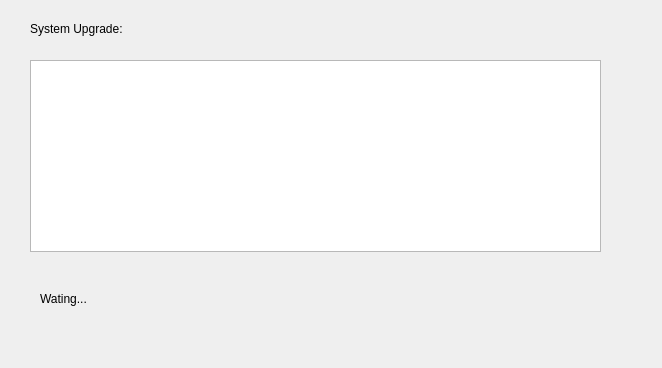
The window that tank/hnupgradewidget.ui (photonlili/Tank) describes before a commit, drawn with Qt 5.
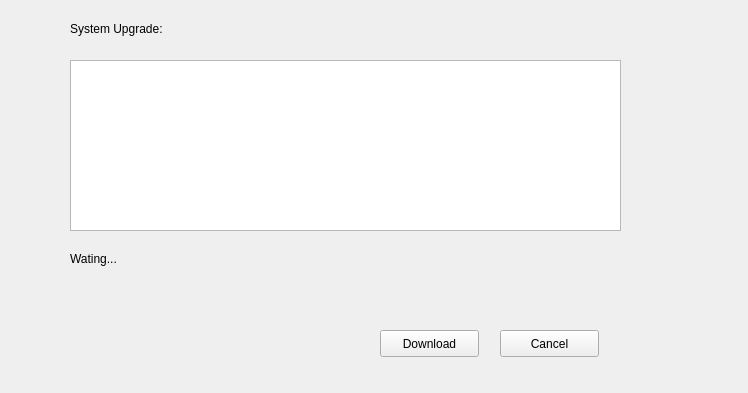
The same window after the commit. Custom widgets are drawn as their Qt base class.

What changed in the file:
```diff
--- a/tank/hnupgradewidget.ui
+++ b/tank/hnupgradewidget.ui
@@ -6,8 +6,8 @@
    <rect>
     <x>0</x>
     <y>0</y>
-    <width>662</width>
-    <height>368</height>
+    <width>748</width>
+    <height>393</height>
    </rect>
   </property>
   <property name="windowTitle">
@@ -34,7 +34,7 @@
      <widget class="QLabel" name="lbTip">
       <property name="geometry">
        <rect>
-        <x>30</x>
+        <x>70</x>
         <y>20</y>
         <width>231</width>
         <height>17</height>
@@ -50,8 +50,8 @@
      <widget class="HNProgressBar" name="widgetUpgrade" native="true">
       <property name="geometry">
        <rect>
-        <x>30</x>
-        <y>330</y>
+        <x>70</x>
+        <y>290</y>
         <width>561</width>
         <height>17</height>
        </rect>
@@ -60,8 +60,8 @@
      <widget class="QLabel" name="lbUpgrade">
       <property name="geometry">
        <rect>
-        <x>40</x>
-        <y>290</y>
+        <x>70</x>
+        <y>250</y>
         <width>103</width>
         <height>17</height>
        </rect>
@@ -73,13 +73,39 @@
      <widget class="QTextBrowser" name="tbVersion">
       <property name="geometry">
        <rect>
-        <x>30</x>
+        <x>70</x>
         <y>60</y>
-        <width>571</width>
-        <height>192</height>
+        <width>551</width>
+        <height>171</height>
        </rect>
       </property>
      </widget>
+     <widget class="QPushButton" name="btnDown">
+      <property name="geometry">
+       <rect>
+        <x>380</x>
+        <y>330</y>
+        <width>99</width>
+        <height>27</height>
+       </rect>
+      </property>
+      <property name="text">
+       <string>Download</string>
+      </property>
+     </widget>
+     <widget class="QPushButton" name="btnCancel">
+      <property name="geometry">
+       <rect>
+        <x>500</x>
+        <y>330</y>
+        <width>99</width>
+        <height>27</height>
+       </rect>
+      </property>
+      <property name="text">
+       <string>Cancel</string>
+      </property>
+     </widget>
     </widget>
    </item>
   </layout>
```
